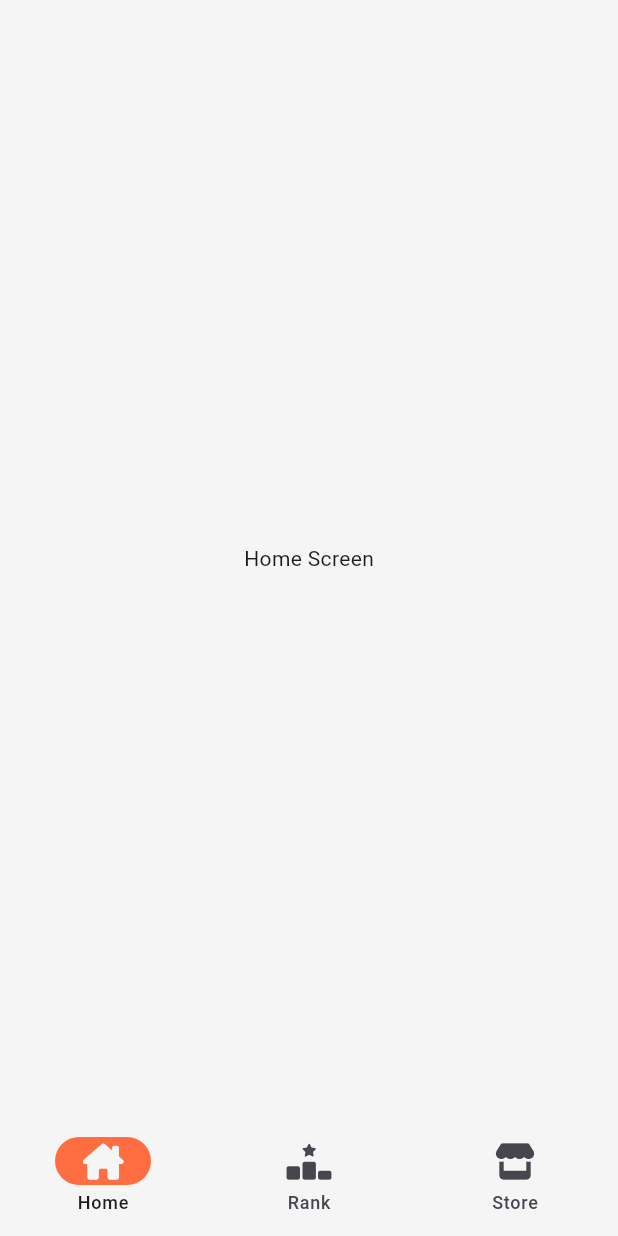
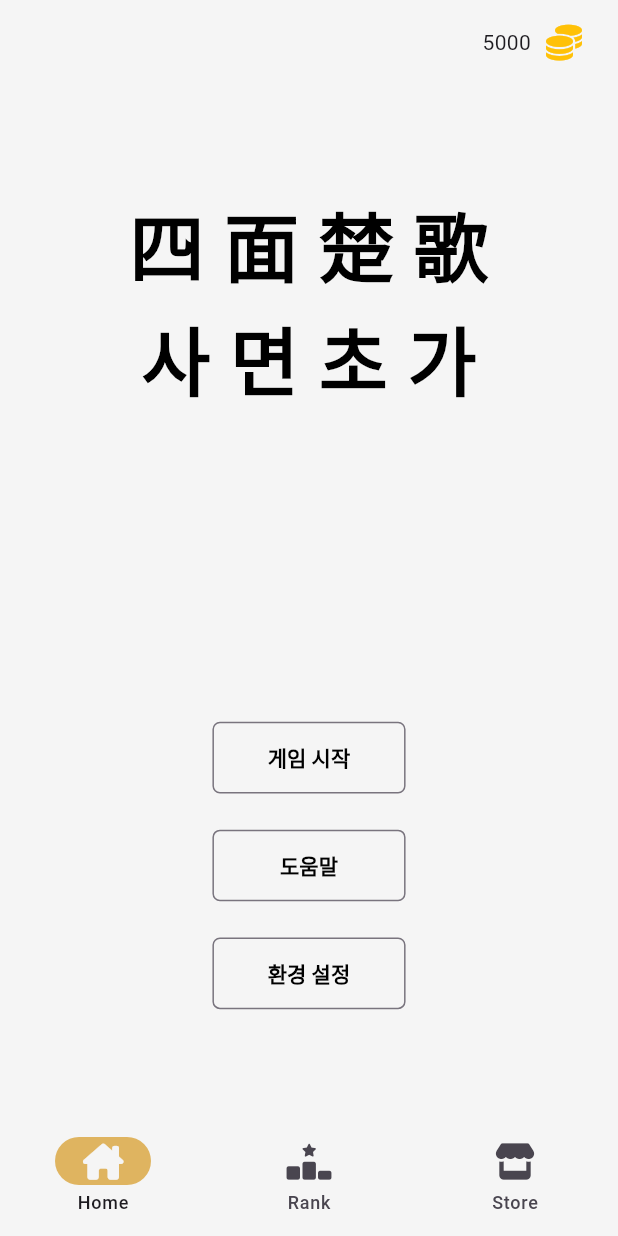
Before and after one commit to JinPyoK/samyeonchoga, a Flutter app: the HomeNavigationScreen screen opened directly, on a phone screen of 412 x 824 dp. Run offline on Flutter 3.47's test engine with Material 3 defaults, Android fonts, the phone set to English and light mode, and no system bars; our stand-ins replace firebase_auth, firebase_core, flutter_riverpod, font_awesome_flutter, google_fonts, google_sign_in; missing offline and left inert: auth_button_kit, kakao_flutter_sdk_user; accounts and stored records are empty.

Commit message:
홈 스크린 ui

```diff
--- a/lib/core/constant/color.dart
+++ b/lib/core/constant/color.dart
@@ -4,4 +4,4 @@ const whiteColor = Color(0xffF5F5F5);
 
 const blackColor = Colors.black;
 
-const orangeColor = Colors.deepOrangeAccent;
+const woodColor = Color(0xffDFB460);
--- a/lib/core/main/main.dart
+++ b/lib/core/main/main.dart
@@ -59,6 +59,19 @@ final _customTheme = ThemeData(
   scaffoldBackgroundColor: whiteColor,
   navigationBarTheme: const NavigationBarThemeData(
     backgroundColor: whiteColor,
-    indicatorColor: orangeColor,
+    indicatorColor: woodColor,
+  ),
+  outlinedButtonTheme: OutlinedButtonThemeData(
+    style: OutlinedButton.styleFrom(
+      shape: RoundedRectangleBorder(
+        side: const BorderSide(width: 3),
+        borderRadius: BorderRadius.circular(5),
+      ),
+      foregroundColor: blackColor,
+      textStyle: const TextStyle(
+        fontWeight: FontWeight.bold,
+      ),
+      fixedSize: Size(100 * wu, 40 * hu),
+    ),
   ),
 );
--- /dev/null
+++ b/lib/provider/gold/gold_provider.dart
@@ -0,0 +1 @@
+const gold = 5000;
--- a/lib/ui/common/screen/home_navigation_screen.dart
+++ b/lib/ui/common/screen/home_navigation_screen.dart
@@ -1,6 +1,9 @@
 import 'package:flutter/material.dart';
 import 'package:font_awesome_flutter/font_awesome_flutter.dart';
 import 'package:samyeonchoga/core/constant/color.dart';
+import 'package:samyeonchoga/provider/auth/oauth_provider.dart';
+import 'package:samyeonchoga/provider/gold/gold_provider.dart';
+import 'package:samyeonchoga/ui/common/widget/gold.dart';
 import 'package:samyeonchoga/ui/home/screen/home_screen.dart';
 import 'package:samyeonchoga/ui/rank/screen/rank_screen.dart';
 import 'package:samyeonchoga/ui/store/screen/store_screen.dart';
@@ -26,6 +29,20 @@ class _HomeNavigationScreenState extends State<HomeNavigationScreen> {
   @override
   Widget build(BuildContext context) {
     return Scaffold(
+      appBar: AppBar(
+        backgroundColor: whiteColor,
+        title: Padding(
+          padding: const EdgeInsets.only(left: 12),
+          child: Text(getDisplayName() ?? '닉네임 없음'),
+        ),
+        centerTitle: false,
+        actions: const [
+          Padding(
+            padding: EdgeInsets.only(right: 24),
+            child: Gold(gold: gold),
+          ),
+        ],
+      ),
       body: PageView(
         controller: _pageController,
         physics: const NeverScrollableScrollPhysics(),
@@ -39,7 +56,11 @@ class _HomeNavigationScreenState extends State<HomeNavigationScreen> {
         selectedIndex: _currentIndex,
         onDestinationSelected: (index) {
           _currentIndex = index;
-          _pageController.jumpToPage(index);
+          _pageController.animateToPage(
+            index,
+            duration: const Duration(milliseconds: 300),
+            curve: Curves.easeOut,
+          );
           setState(() {});
         },
         destinations: const <NavigationDestination>[
--- /dev/null
+++ b/lib/ui/common/widget/gold.dart
@@ -0,0 +1,25 @@
+import 'package:flutter/material.dart';
+import 'package:font_awesome_flutter/font_awesome_flutter.dart';
+
+class Gold extends StatelessWidget {
+  const Gold({
+    super.key,
+    required this.gold,
+  });
+
+  final int gold;
+
+  @override
+  Widget build(BuildContext context) {
+    return Row(
+      children: [
+        Text(gold.toString()),
+        const SizedBox(width: 10),
+        const FaIcon(
+          FontAwesomeIcons.coins,
+          color: Colors.amber,
+        ),
+      ],
+    );
+  }
+}
--- a/lib/ui/home/screen/home_screen.dart
+++ b/lib/ui/home/screen/home_screen.dart
@@ -1,10 +1,89 @@
 import 'package:flutter/material.dart';
+import 'package:samyeonchoga/core/constant/color.dart';
+import 'package:samyeonchoga/ui/common/controller/scrren_size.dart';
+import 'package:samyeonchoga/ui/common/controller/show_custom_dialog.dart';
 
 class HomeScreen extends StatelessWidget {
   const HomeScreen({super.key});
 
   @override
   Widget build(BuildContext context) {
-    return Center(child: Text("Home Screen"));
+    return Column(
+      mainAxisAlignment: MainAxisAlignment.spaceAround,
+      children: [
+        Padding(
+          padding: EdgeInsets.only(bottom: 50 * hu),
+          child: Column(
+            children: [
+              Text(
+                "四 面 楚 歌",
+                style: TextStyle(
+                  fontWeight: FontWeight.bold,
+                  color: blackColor,
+                  fontSize: 42 * hu,
+                ),
+              ),
+              Text(
+                "사 면 초 가",
+                style: TextStyle(
+                  fontWeight: FontWeight.bold,
+                  color: blackColor,
+                  fontSize: 42 * hu,
+                ),
+              ),
+            ],
+          ),
+        ),
+        Column(
+          children: [
+            OutlinedButton(
+              onPressed: () {
+                showCustomDialog(
+                  context,
+                  const Column(
+                    children: [
+                      Text("골드 선택"),
+                      Text("포진 선택"),
+                    ],
+                  ),
+                );
+              },
+              child: const Text("게임 시작"),
+            ),
+            SizedBox(height: 20 * hu),
+            OutlinedButton(
+              onPressed: () {
+                showCustomDialog(
+                  context,
+                  const Column(
+                    children: [
+                      Text("게임 시스템 이해(골드 사용, 초나라 부활 및 디펜스,  게임 종료 후 랭크 등록 가능)"),
+                      Text(
+                          "게임 플레이 방법(장기와 똑같은 룰, 아래 버튼 눌러서 부활 및 처형, 한나라 포진 선택, 게임 종료 및 저장 가능"),
+                    ],
+                  ),
+                );
+              },
+              child: const Text("도움말"),
+            ),
+            SizedBox(height: 20 * hu),
+            OutlinedButton(
+              onPressed: () {
+                showCustomDialog(
+                  context,
+                  const Column(
+                    children: [
+                      Text("환경 설정"),
+                      Text("장군 bgm, 효과음 소리 조절 / 로그아웃"),
+                    ],
+                  ),
+                );
+              },
+              child: const Text("환경 설정"),
+            ),
+          ],
+        )
+      ],
+    );
   }
 }
```
Also changed, not shown: lib/ui/common/controller/show_custom_dialog.dart (added, +34 -0 lines).
